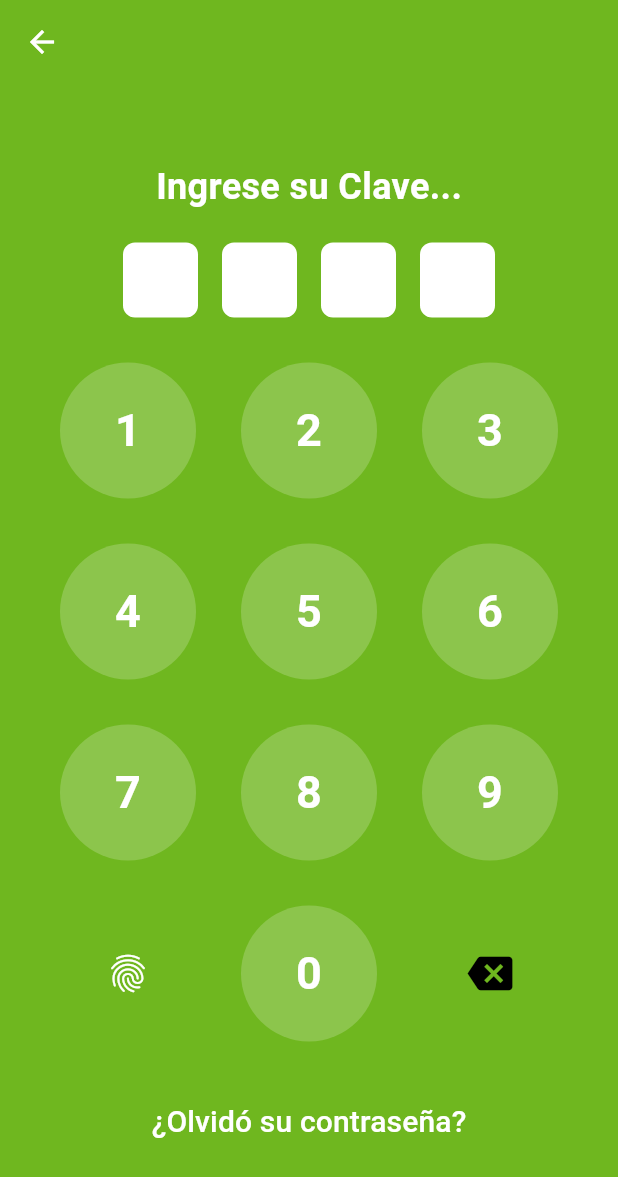
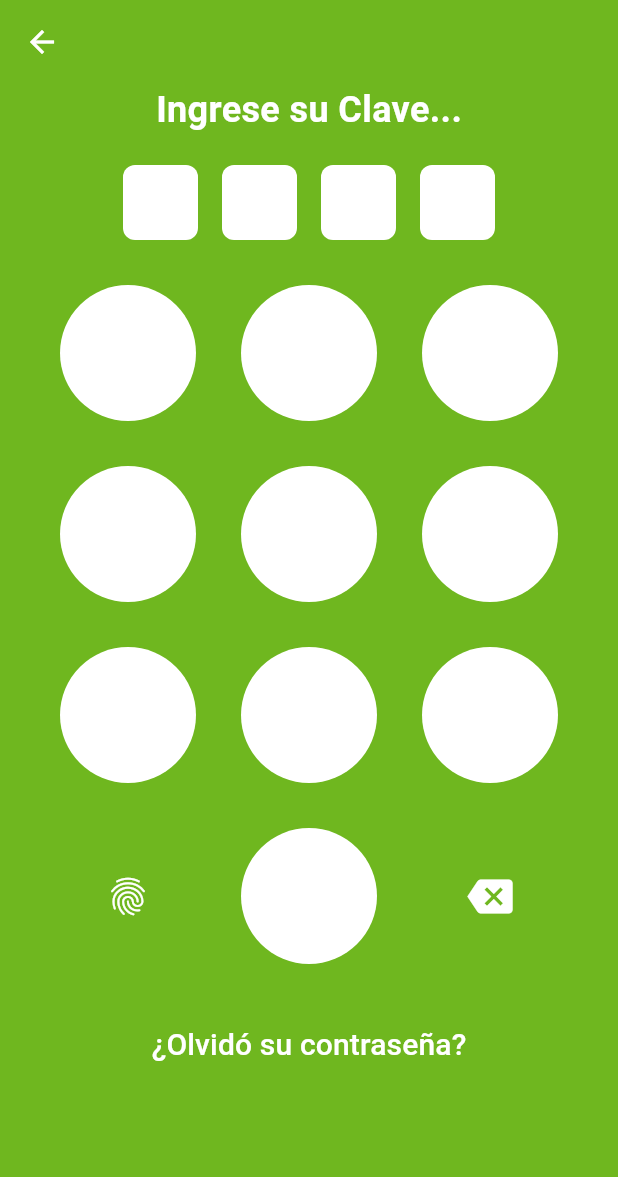
Before and after one commit to JulianArias-Dev/finanpro, a Flutter app: the screen it shows after launch, after a tap on "Ingresar", on a phone screen of 412 x 824 dp. Shown: the top 1177 px of the screen. Run offline on Flutter 3.47's test engine with Material 3 defaults, Android fonts, the phone set to English and light mode, and no system bars; our stand-ins replace firebase_core, get, local_auth; accounts and stored records are empty.

Commit message:
initial config to firebase and update screen to avoid scrolling error

```diff
--- a/lib/views/login_screen.dart
+++ b/lib/views/login_screen.dart
@@ -15,6 +15,9 @@ class _LoginScreenState extends State<LoginScreen> {
   final LocalAuthentication auth = LocalAuthentication();
 
   Future<void> _authenticate() async {
+    final scaffoldMessenger = ScaffoldMessenger.of(
+      context,
+    ); // Obtener la referencia antes del método asíncrono
     try {
       bool authenticated = await auth.authenticate(
         localizedReason: "Escanea tu huella para ingresar",
@@ -24,7 +27,12 @@ class _LoginScreenState extends State<LoginScreen> {
         Get.to(() => const HomeScreen());
       }
     } catch (e) {
-      print("Error en autenticación biométrica: $e");
+      scaffoldMessenger.showSnackBar(
+        SnackBar(
+          content: Text('Error en autenticación biométrica: $e'),
+          backgroundColor: Colors.red,
+        ),
+      );
     }
   }
 
@@ -62,12 +70,12 @@ class _LoginScreenState extends State<LoginScreen> {
           color:
               value == "backspace" || value == "fingerprint"
                   ? Colors.transparent
-                  : Colors.white.withOpacity(0.2),
+                  : Colors.white,
           shape: BoxShape.circle,
         ),
         child:
             value == "backspace"
-                ? const Icon(Icons.backspace, size: 30, color: Colors.black)
+                ? const Icon(Icons.backspace, size: 30, color: Colors.white)
                 : value == "fingerprint"
                 ? const Icon(Icons.fingerprint, size: 30, color: Colors.white)
                 : Text(
@@ -85,6 +93,7 @@ class _LoginScreenState extends State<LoginScreen> {
   @override
   Widget build(BuildContext context) {
     return Scaffold(
+      resizeToAvoidBottomInset: true,
       backgroundColor: const Color.fromARGB(255, 111, 183, 31),
       appBar: AppBar(
         backgroundColor: const Color.fromARGB(255, 111, 183, 31),
@@ -94,7 +103,8 @@ class _LoginScreenState extends State<LoginScreen> {
           onPressed: () => Get.back(),
         ),
       ),
-      body: Column(
+      body: SingleChildScrollView(
+        child: Column(
           mainAxisAlignment: MainAxisAlignment.center,
           children: [
             const Text(
@@ -154,6 +164,7 @@ class _LoginScreenState extends State<LoginScreen> {
             ),
           ],
         ),
+      ),
     );
   }
 }
--- a/lib/views/start_screen.dart
+++ b/lib/views/start_screen.dart
@@ -1,6 +1,7 @@
 import 'package:flutter/material.dart';
 import 'package:get/get.dart';
 import 'login_screen.dart';
+import './register_screen.dart';
 
 class StartScreen extends StatelessWidget {
   const StartScreen({super.key});
@@ -8,8 +9,10 @@ class StartScreen extends StatelessWidget {
   @override
   Widget build(BuildContext context) {
     return Scaffold(
+      resizeToAvoidBottomInset: true,
       backgroundColor: Color.fromARGB(255, 111, 183, 31),
-      body: Padding(
+      body: SingleChildScrollView(
+        child: Padding(
           padding: const EdgeInsets.all(20.0),
           child: Column(
             mainAxisAlignment: MainAxisAlignment.center,
@@ -56,7 +59,7 @@ class StartScreen extends StatelessWidget {
                   backgroundColor: Color.fromARGB(255, 248, 221, 32),
                   padding: const EdgeInsets.symmetric(
                     vertical: 15,
-                  horizontal: 140,
+                    horizontal: 130,
                   ),
                   shape: RoundedRectangleBorder(
                     borderRadius: BorderRadius.circular(10),
@@ -71,7 +74,30 @@ class StartScreen extends StatelessWidget {
                   ),
                 ),
               ),
+              const SizedBox(height: 20),
+              ElevatedButton(
+                onPressed: () => Get.to(() => const RegisterScreen()),
+                style: ElevatedButton.styleFrom(
+                  backgroundColor: const Color.fromARGB(0, 183, 183, 183),
+                  padding: const EdgeInsets.symmetric(
+                    vertical: 15,
+                    horizontal: 120,
+                  ),
+                  shape: RoundedRectangleBorder(
+                    borderRadius: BorderRadius.circular(10),
+                  ),
+                ),
+                child: const Text(
+                  "Registrarse",
+                  style: TextStyle(
+                    fontSize: 18,
+                    fontWeight: FontWeight.w600,
+                    color: Colors.white,
+                  ),
+                ),
+              ),
             ],
+          ),
         ),
       ),
     );
--- a/pubspec.yaml
+++ b/pubspec.yaml
@@ -36,6 +36,7 @@ dependencies:
   # Use with the CupertinoIcons class for iOS style icons.
   cupertino_icons: ^1.0.8
   local_auth: ^2.1.7
+  firebase_core: ^3.12.1
 dev_dependencies:
   flutter_test:
     sdk: flutter
```
Also changed, not shown: lib/views/anualidades_screen.dart (+7 -2 lines), lib/views/home_screen.dart (+12 -3 lines), lib/views/interes_compuesto_screen.dart (+9 -3 lines), lib/views/interes_simple_screen.dart (+6 -2 lines), lib/views/register_screen.dart (added, +96 -0 lines), firebase.json (added), lib/firebase_options.dart (added), pubspec.lock, 6 other files. Lines whose indentation alone changed are shown as unchanged.
